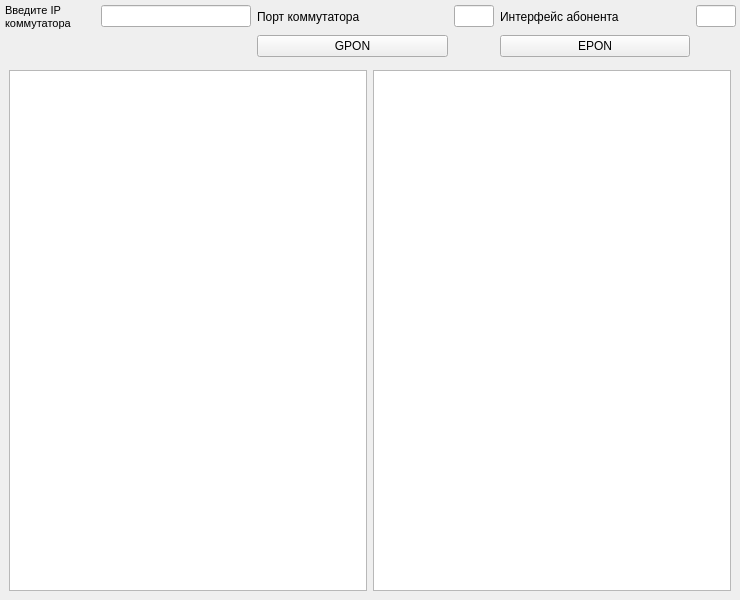
saidgadgiev/FlyTech, file client/disein.ui: the form before one commit.
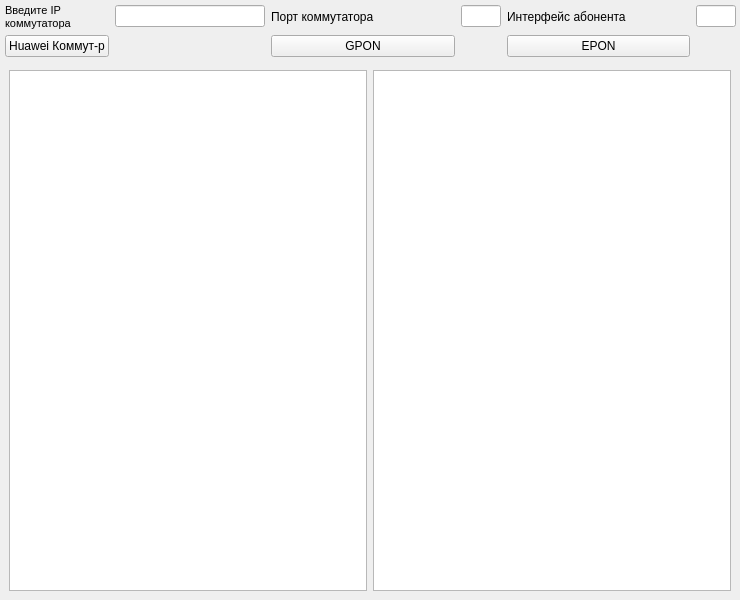
The form after the commit.

Commit message: add text docx new

The edit to the form file:
```diff
--- a/client/disein.ui
+++ b/client/disein.ui
@@ -166,6 +166,13 @@
          </property>
         </widget>
        </item>
+       <item row="1" column="0">
+        <widget class="QPushButton" name="Huawei_BTN">
+         <property name="text">
+          <string>Huawei Коммут-р</string>
+         </property>
+        </widget>
+       </item>
       </layout>
      </widget>
     </item>
```
The commit also changes 2 other files.
